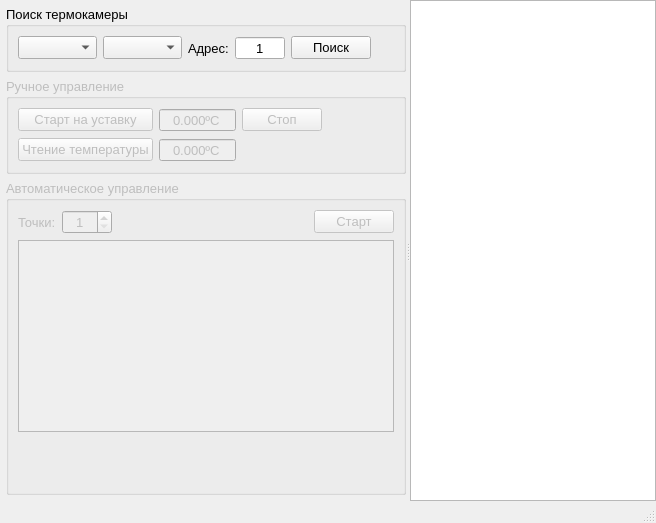
Old version of the form mainwindow.ui in the repository XRay3D/ThermCtrl.
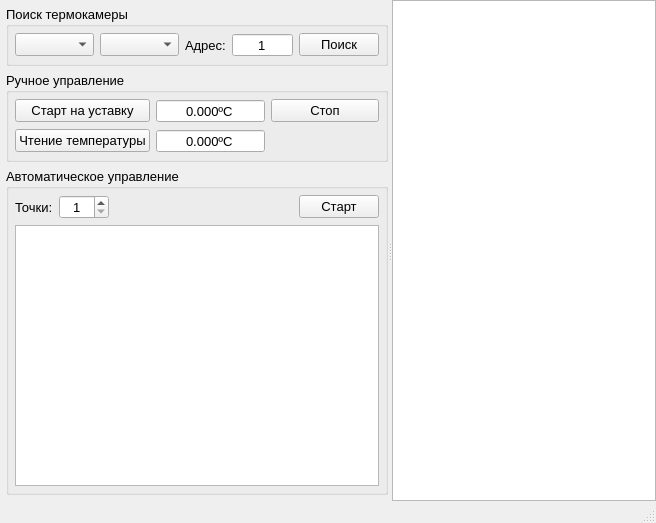
New version of the form. Icons and pictures are not drawn. Custom widgets are drawn as their Qt base class.

Commit message: Немного поправил ГУЙ

What changed in the file:
```diff
--- a/mainwindow.ui
+++ b/mainwindow.ui
@@ -38,7 +38,7 @@
        <enum>Qt::Horizontal</enum>
       </property>
       <widget class="QWidget" name="layoutWidget">
-       <layout class="QVBoxLayout" name="verticalLayout">
+       <layout class="QVBoxLayout" name="verticalLayout" stretch="0,0,1">
         <property name="leftMargin">
          <number>6</number>
         </property>
@@ -53,10 +53,25 @@
         </property>
         <item>
          <widget class="QGroupBox" name="grbxConnection">
+          <property name="enabled">
+           <bool>true</bool>
+          </property>
           <property name="title">
            <string>Поиск термокамеры</string>
           </property>
           <layout class="QHBoxLayout" name="horizontalLayout">
+           <property name="leftMargin">
+            <number>6</number>
+           </property>
+           <property name="topMargin">
+            <number>6</number>
+           </property>
+           <property name="rightMargin">
+            <number>6</number>
+           </property>
+           <property name="bottomMargin">
+            <number>6</number>
+           </property>
            <item>
             <widget class="QComboBox" name="cmbxPort"/>
            </item>
@@ -112,44 +127,30 @@
              </property>
             </widget>
            </item>
-           <item>
-            <spacer name="horizontalSpacer_3">
-             <property name="orientation">
-              <enum>Qt::Horizontal</enum>
-             </property>
-             <property name="sizeHint" stdset="0">
-              <size>
-               <width>40</width>
-               <height>20</height>
-              </size>
-             </property>
-            </spacer>
-           </item>
           </layout>
          </widget>
         </item>
         <item>
          <widget class="QGroupBox" name="grbxMan">
           <property name="enabled">
-           <bool>false</bool>
+           <bool>true</bool>
           </property>
           <property name="title">
            <string>Ручное управление</string>
           </property>
           <layout class="QGridLayout" name="gridLayout">
-           <item row="0" column="3">
-            <spacer name="horizontalSpacer_2">
-             <property name="orientation">
-              <enum>Qt::Horizontal</enum>
-             </property>
-             <property name="sizeHint" stdset="0">
-              <size>
-               <width>40</width>
-               <height>20</height>
-              </size>
-             </property>
-            </spacer>
-           </item>
+           <property name="leftMargin">
+            <number>6</number>
+           </property>
+           <property name="topMargin">
+            <number>6</number>
+           </property>
+           <property name="rightMargin">
+            <number>6</number>
+           </property>
+           <property name="bottomMargin">
+            <number>6</number>
+           </property>
            <item row="0" column="1">
             <widget class="DoubleSpinBox" name="dsbxSetPoint">
              <property name="alignment">
@@ -239,34 +240,24 @@
         <item>
          <widget class="QGroupBox" name="grbxAuto">
           <property name="enabled">
-           <bool>false</bool>
+           <bool>true</bool>
           </property>
           <property name="title">
            <string>Автоматическое управление</string>
           </property>
-          <layout class="QGridLayout" name="gridLayout_2">
-           <item row="0" column="1">
-            <widget class="QSpinBox" name="sbxPoints">
-             <property name="minimumSize">
-              <size>
-               <width>50</width>
-               <height>0</height>
-              </size>
-             </property>
-             <property name="alignment">
-              <set>Qt::AlignCenter</set>
-             </property>
-             <property name="minimum">
-              <number>1</number>
-             </property>
-             <property name="maximum">
-              <number>100</number>
-             </property>
-            </widget>
-           </item>
-           <item row="1" column="0" colspan="4">
-            <widget class="QTableView" name="twPoints"/>
-           </item>
+          <layout class="QGridLayout" name="gridLayout_2" rowstretch="0,1">
+           <property name="leftMargin">
+            <number>6</number>
+           </property>
+           <property name="topMargin">
+            <number>6</number>
+           </property>
+           <property name="rightMargin">
+            <number>6</number>
+           </property>
+           <property name="bottomMargin">
+            <number>6</number>
+           </property>
            <item row="0" column="0">
             <widget class="QLabel" name="label_2">
              <property name="text">
@@ -274,6 +265,38 @@
              </property>
             </widget>
            </item>
+           <item row="0" column="1">
+            <widget class="QSpinBox" name="sbxPoints">
+             <property name="minimumSize">
+              <size>
+               <width>50</width>
+               <height>0</height>
+              </size>
+             </property>
+             <property name="alignment">
+              <set>Qt::AlignCenter</set>
+             </property>
+             <property name="minimum">
+              <number>1</number>
+             </property>
+             <property name="maximum">
+              <number>100</number>
+             </property>
+            </widget>
+           </item>
+           <item row="0" column="2">
+            <spacer name="horizontalSpacer">
+             <property name="orientation">
+              <enum>Qt::Horizontal</enum>
+             </property>
+             <property name="sizeHint" stdset="0">
+              <size>
+               <width>40</width>
+               <height>20</height>
+              </size>
+             </property>
+            </spacer>
+           </item>
            <item row="0" column="3">
             <widget class="QPushButton" name="pbtnAutoStartStop">
              <property name="text">
@@ -288,31 +311,8 @@
              </property>
             </widget>
            </item>
-           <item row="0" column="2">
-            <spacer name="horizontalSpacer">
-             <property name="orientation">
-              <enum>Qt::Horizontal</enum>
-             </property>
-             <property name="sizeHint" stdset="0">
-              <size>
-               <width>40</width>
-               <height>20</height>
-              </size>
-             </property>
-            </spacer>
-           </item>
-           <item row="2" column="2">
-            <spacer name="verticalSpacer">
-             <property name="orientation">
-              <enum>Qt::Vertical</enum>
-             </property>
-             <property name="sizeHint" stdset="0">
-              <size>
-               <width>20</width>
-               <height>40</height>
-              </size>
-             </property>
-            </spacer>
+           <item row="1" column="0" colspan="4">
+            <widget class="QTableView" name="twPoints"/>
            </item>
           </layout>
          </widget>
```
Left out of the diff: 8 changed lines with no effect on the pictures. The commit also changes 2 other files.
